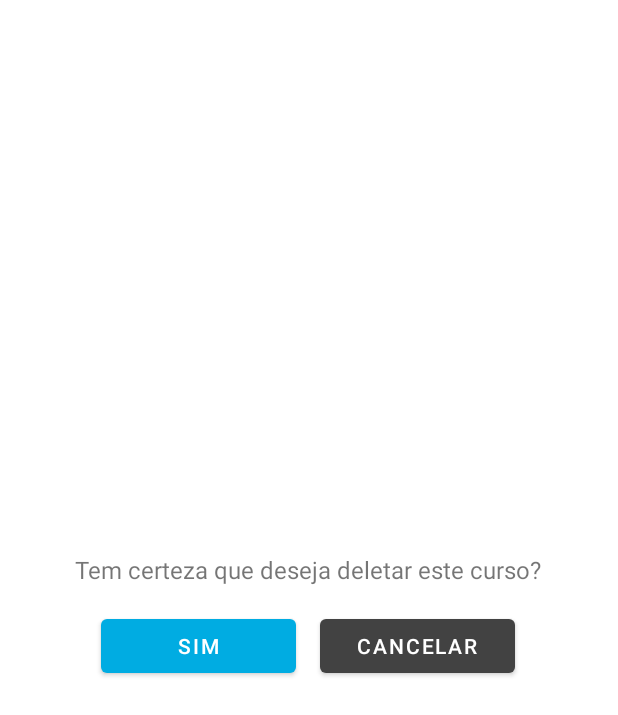
After one commit to MiguelbrmFreitas/TesteCastGroup, an Android app: the layout fragment_delete_dialog.xml on its own in the app's theme, with its tools: preview values and no code run, on a phone screen of 412 x 824 dp. The commit adds this screen. Shown: the top 715 px of the screen. Run offline under Robolectric (Android 15) with nearby library versions, the phone set to English and light mode, and no system bars.

Commit message:
Implementada remoção de curso através de um dialog

```diff
--- /dev/null
+++ b/TesteCastGroupApp/app/src/main/res/layout/fragment_delete_dialog.xml
@@ -0,0 +1,45 @@
+<!-- fragment_edit_name.xml -->
+<LinearLayout xmlns:android="http://schemas.android.com/apk/res/android"
+    xmlns:app="http://schemas.android.com/apk/res-auto"
+    android:id="@+id/fragment_delete_dialog_layout"
+    android:layout_width="wrap_content"
+    android:layout_height="wrap_content"
+    android:layout_gravity="center"
+    android:orientation="vertical"
+    android:padding="16dp"
+    >
+
+    <TextView
+        android:id="@+id/lbl_your_name"
+        android:text="@string/delete_warning"
+        android:textSize="@dimen/text_size"
+        android:layout_width="wrap_content"
+        android:layout_height="wrap_content"
+        android:layout_margin="@dimen/dialog_button_margin"
+        />
+
+   <LinearLayout
+       android:layout_width="wrap_content"
+       android:layout_height="wrap_content"
+       android:layout_gravity="center"
+       >
+       <com.google.android.material.button.MaterialButton
+           android:id="@+id/fragment_delete_dialog_confirmation_button"
+           android:layout_width="@dimen/dialog_delete_button_width"
+           android:layout_height="wrap_content"
+           android:text="@string/confirmation"
+           android:layout_gravity="center"
+           android:layout_margin="@dimen/dialog_button_margin"
+           />
+
+       <com.google.android.material.button.MaterialButton
+           android:id="@+id/fragment_delete_dialog_cancel_button"
+           android:layout_width="@dimen/dialog_delete_button_width"
+           android:layout_height="wrap_content"
+           android:text="@string/cancel"
+           android:layout_gravity="center"
+           android:layout_margin="@dimen/dialog_button_margin"
+           app:backgroundTint="@color/cardview_dark_background_custom"
+           />
+   </LinearLayout>
+</LinearLayout>
--- a/TesteCastGroupApp/app/src/main/res/values/colors.xml
+++ b/TesteCastGroupApp/app/src/main/res/values/colors.xml
@@ -6,6 +6,6 @@
     <color name="buttonColor">#CD1F84A3</color>
     <color name="floatingBbuttonColor">#F48024</color>
     <color name="cardview_dark_background_custom">#FF424242</color>
-    <color name="cardview_light_background_custom">#D9D9FA</color>
+    <color name="cardview_light_background_custom">#E9EAEF</color>
     <color name="success_color">#21bc76</color>
 </resources>
--- a/TesteCastGroupApp/app/src/main/res/values/dimens.xml
+++ b/TesteCastGroupApp/app/src/main/res/values/dimens.xml
@@ -4,4 +4,6 @@
     <dimen name="text_size">16sp</dimen>
     <dimen name="date_text_size">14sp</dimen>
     <dimen name="custom_button_height">56dp</dimen>
+    <dimen name="dialog_button_margin">8dp</dimen>
+    <dimen name="dialog_delete_button_width">130dp</dimen>
 </resources>
--- a/TesteCastGroupApp/app/src/main/res/values/strings.xml
+++ b/TesteCastGroupApp/app/src/main/res/values/strings.xml
@@ -19,4 +19,8 @@
 
     <string name="add_course_button_text">Adicionar</string>
 
+    <string name="delete_warning">Tem certeza que deseja deletar este curso?</string>
+    <string name="confirmation">Sim</string>
+    <string name="cancel">Cancelar</string>
+
 </resources>
```
Also changed, not shown: TesteCastGroupApp/app/src/main/java/com/miguelbrmfreitas/testecastgroup/activities/MainActivity.java (+37 -5 lines), TesteCastGroupApp/app/src/main/java/com/miguelbrmfreitas/testecastgroup/adapters/CoursesAdapter.java (+10 -2 lines), TesteCastGroupApp/app/src/main/java/com/miguelbrmfreitas/testecastgroup/fragments/DeleteDialogFragment.java (added, +97 -0 lines), 1 other file.
